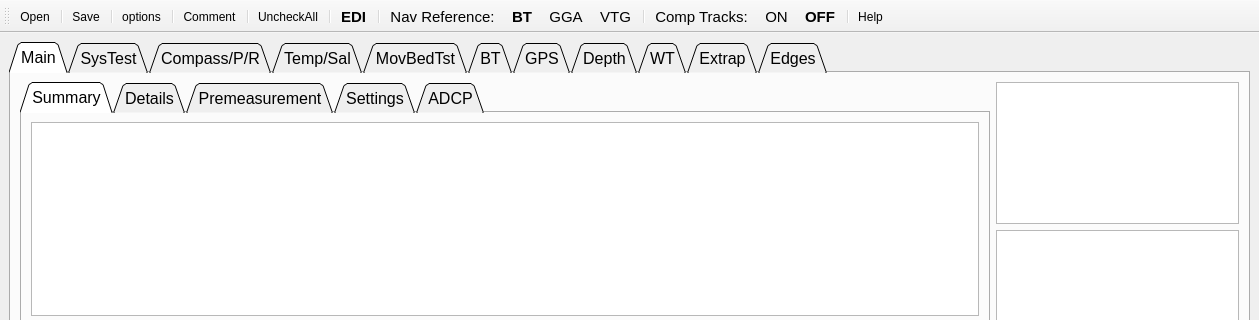
Before: the Qt Designer form UI/QRev_gui.ui in rowetechinc/QRevPy, drawn with Qt 5; both pictures show x 0 to 1259 and y 0 to 320 of the 1259 by 704 pixel window.
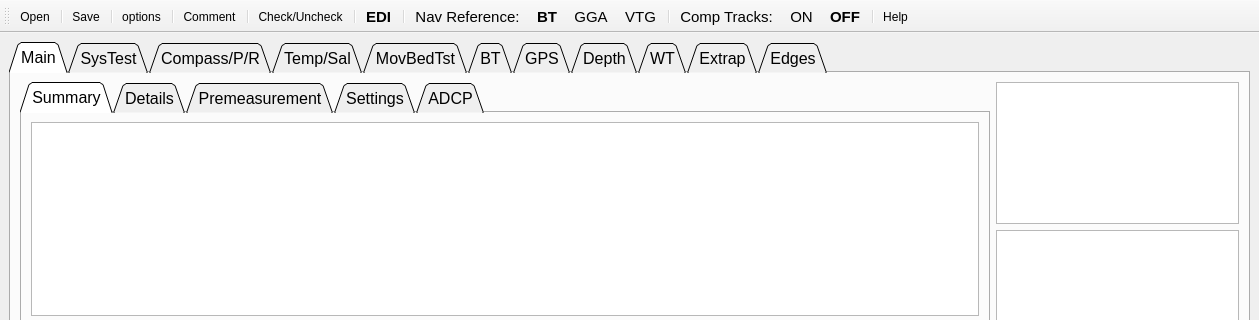
After: the same form once the commit is applied. Icons and pictures are not drawn.

```diff
--- a/UI/QRev_gui.ui
+++ b/UI/QRev_gui.ui
@@ -5203,7 +5203,7 @@
      <normaloff>:/images/24x24/Red mark.png</normaloff>:/images/24x24/Red mark.png</iconset>
    </property>
    <property name="text">
-    <string>UncheckAll</string>
+    <string>Check/Uncheck</string>
    </property>
   </action>
   <action name="actionBT">
```
